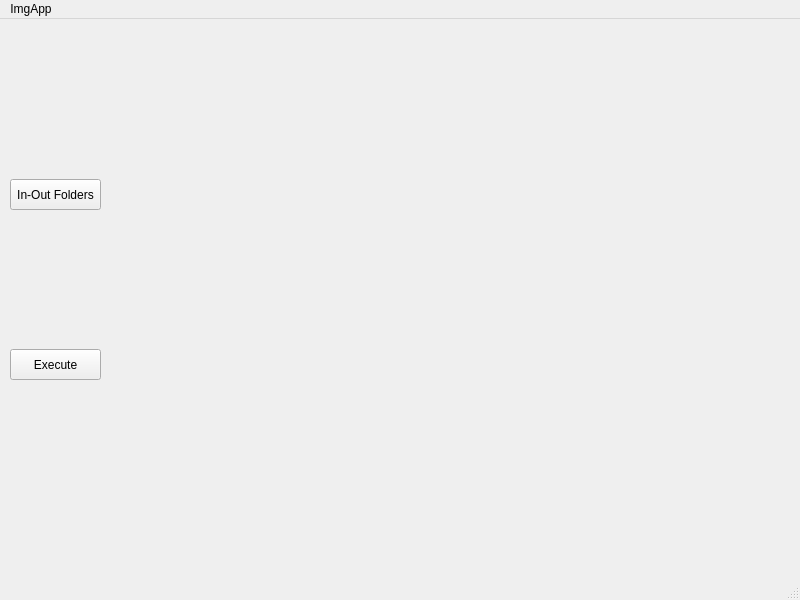
Above: qt/mainwindow.ui from Edi013/ComputerVision before the change. Below: the same form after it.
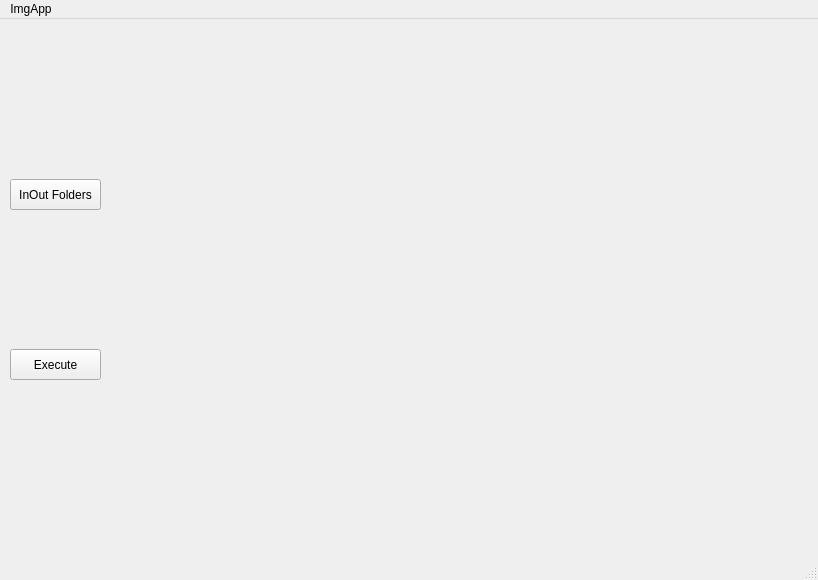
That is the form after the change.

```diff
--- a/qt/mainwindow.ui
+++ b/qt/mainwindow.ui
@@ -6,8 +6,8 @@
    <rect>
     <x>0</x>
     <y>0</y>
-    <width>800</width>
-    <height>600</height>
+    <width>818</width>
+    <height>580</height>
    </rect>
   </property>
   <property name="windowTitle">
@@ -19,8 +19,8 @@
      <rect>
       <x>142</x>
       <y>10</y>
-      <width>651</width>
-      <height>551</height>
+      <width>641</width>
+      <height>521</height>
      </rect>
     </property>
     <property name="text">
@@ -37,7 +37,7 @@
      </rect>
     </property>
     <property name="text">
-     <string>In-Out Folders</string>
+     <string>InOut Folders</string>
     </property>
    </widget>
    <widget class="QPushButton" name="executeButton">
@@ -56,10 +56,10 @@
    <widget class="QLabel" name="timeLabel">
     <property name="geometry">
      <rect>
-      <x>20</x>
-      <y>520</y>
-      <width>71</width>
-      <height>16</height>
+      <x>10</x>
+      <y>385</y>
+      <width>121</width>
+      <height>151</height>
      </rect>
     </property>
     <property name="text">
@@ -72,7 +72,7 @@
     <rect>
      <x>0</x>
      <y>0</y>
-     <width>800</width>
+     <width>818</width>
      <height>21</height>
     </rect>
    </property>
```
Left out of the diff: 4 changed lines with no effect on the pictures.
